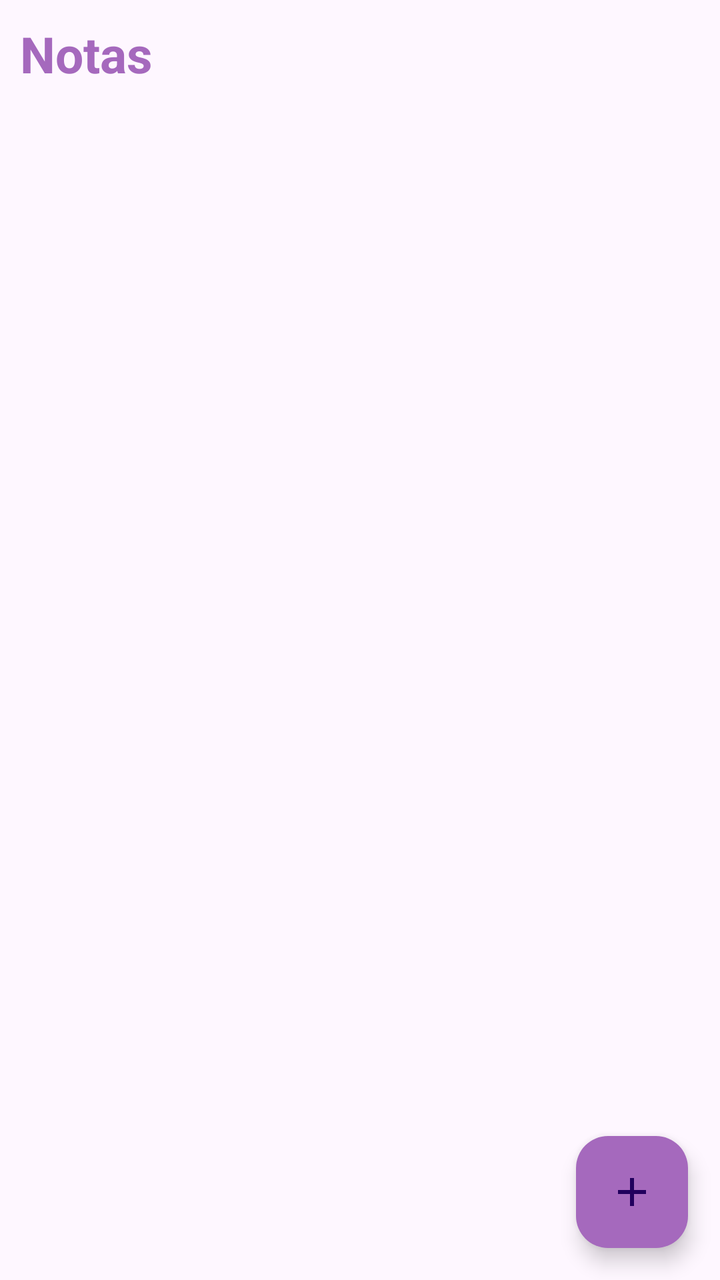
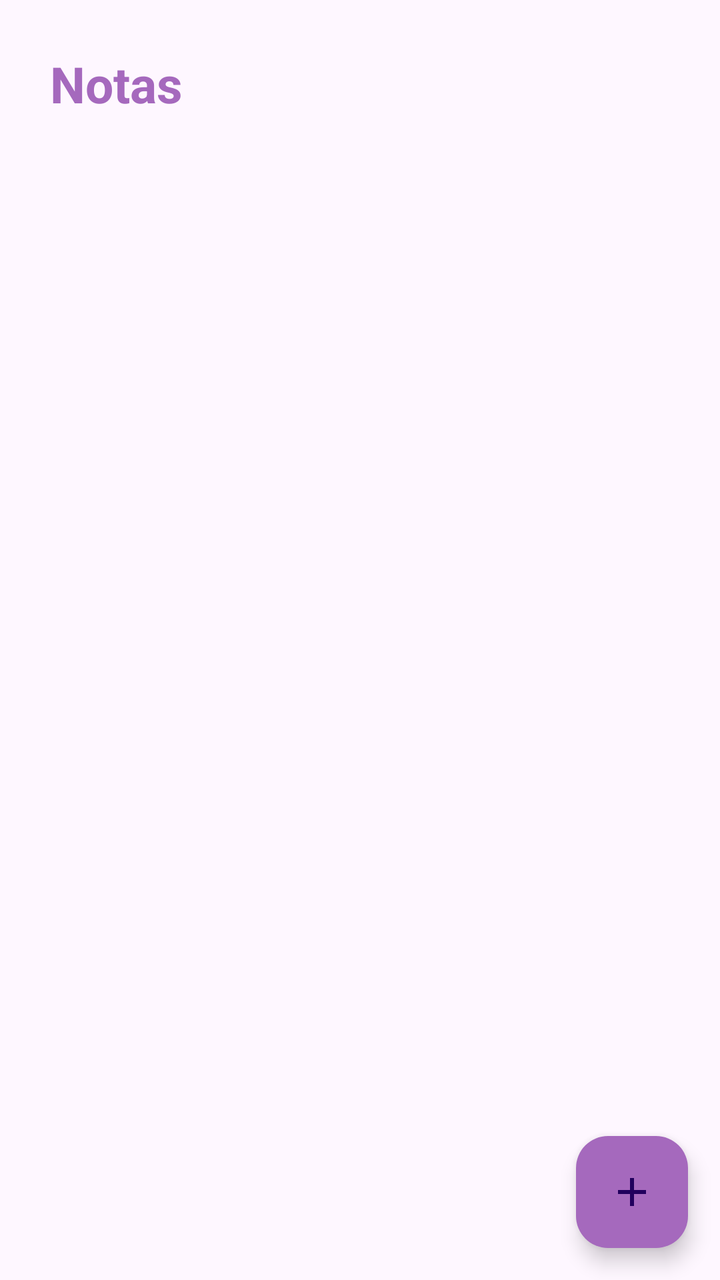

Two renders of the same Android screen: before a commit and after it. Below are the layout's source before the change and the commit's diff.
<!-- AndroidManifest.xml: application theme Theme.Notas_Isaac -->
<!-- res/layout/activity_main.xml -->
<?xml version="1.0" encoding="utf-8"?>
<androidx.constraintlayout.widget.ConstraintLayout xmlns:android="http://schemas.android.com/apk/res/android"
    xmlns:app="http://schemas.android.com/apk/res-auto"
    xmlns:tools="http://schemas.android.com/tools"
    android:id="@+id/main"
    android:layout_width="match_parent"
    android:layout_height="match_parent"
    tools:context=".MainActivity">

    <TextView
        android:id="@+id/txtNotas"
        android:text="@string/txtNotas"
        android:layout_marginTop="15dp"
        android:layout_marginStart="15dp"
        android:textColor="@color/morado"
        android:textSize="25dp"
        android:textStyle="bold"
        android:padding="10dp"
        android:layout_alignParentTop="true"
        android:layout_width="wrap_content"
        android:layout_height="wrap_content"
        tools:ignore="MissingConstraints" />

    <androidx.recyclerview.widget.RecyclerView
        android:id="@+id/notasRv"
        android:layout_width="match_parent"
        android:layout_height="match_parent"
        tools:listitem="@layout/item_nota"
        android:layout_below="@id/txtNotas"
        android:padding="15dp"/>

    <com.google.android.material.floatingactionbutton.FloatingActionButton
        android:id="@+id/fab_add_note"
        android:layout_width="wrap_content"
        android:layout_height="wrap_content"
        android:layout_marginEnd="16dp"
        android:layout_marginBottom="16dp"
        android:layout_marginStart="15dp"
        android:layout_marginTop="15dp"
        android:src="@drawable/ic_agregar_nota"
        android:backgroundTint="@color/morado"
        android:tint="@color/white"
        app:layout_constraintBottom_toBottomOf="parent"
        app:layout_constraintEnd_toEndOf="parent" />

</androidx.constraintlayout.widget.ConstraintLayout>
<!-- res/layout/item_nota.xml (included above) -->
<?xml version="1.0" encoding="utf-8"?>
<com.google.android.material.card.MaterialCardView xmlns:android="http://schemas.android.com/apk/res/android"
    android:layout_width="match_parent"
    android:layout_height="wrap_content"
    xmlns:app="http://schemas.android.com/apk/res-auto"
    app:cardCornerRadius="8dp"
    app:cardElevation="4dp"
    app:cardUseCompatPadding="true">

    <androidx.appcompat.widget.LinearLayoutCompat
        android:layout_width="match_parent"
        android:layout_height="wrap_content"
        android:orientation="vertical"
        android:padding="15dp">


        <RelativeLayout
            android:layout_width="match_parent"
            android:layout_height="wrap_content"
            android:orientation="horizontal"
            android:layout_marginTop="10dp">

            <TextView
                android:id="@+id/item_titulo"
                android:textColor="@color/morado"
                android:textStyle="bold"
                android:text="@string/item_titulo"
                android:layout_width="wrap_content"
                android:layout_height="wrap_content"/>
        </RelativeLayout>

        <TextView
            android:id="@+id/item_descripcion"
            android:text="@string/item_descripcion"
            android:maxLines="3"
            android:layout_marginTop="5dp"
            android:layout_width="wrap_content"
            android:layout_height="wrap_content"/>

    </androidx.appcompat.widget.LinearLayoutCompat>

</com.google.android.material.card.MaterialCardView>
<!-- resources referenced by this layout -->
<resources>
  <color name="morado">#A569BD</color>
  <color name="white">#FFFFFFFF</color>
  <!-- drawable ic_agregar_nota (drawable) -->
  <vector xmlns:android="http://schemas.android.com/apk/res/android" android:height="24dp" android:tint="#000000" android:viewportHeight="24" android:viewportWidth="24" android:width="24dp">
        
      <path android:fillColor="@android:color/white" android:pathData="M19,13h-6v6h-2v-6H5v-2h6V5h2v6h6v2z"/>
      
  </vector>
  <string name="item_descripcion">Descripción</string>
  <string name="item_titulo">Título</string>
  <string name="txtNotas">Notas</string>
  <style name="Theme.Notas_Isaac" parent="Base.Theme.Notas_Isaac" />
  <style name="Base.Theme.Notas_Isaac" parent="Theme.Material3.DayNight.NoActionBar">
          
          <item name="colorPrimary">@color/morado</item>
          
      </style>
</resources>

<!-- the commit's change to res/layout/activity_main.xml (unified diff, before → after) -->
@@ -9,25 +9,28 @@
 
     <TextView
         android:id="@+id/txtNotas"
-        android:text="@string/txtNotas"
-        android:layout_marginTop="15dp"
-        android:layout_marginStart="15dp"
-        android:textColor="@color/morado"
-        android:textSize="25dp"
-        android:textStyle="bold"
-        android:padding="10dp"
-        android:layout_alignParentTop="true"
         android:layout_width="wrap_content"
         android:layout_height="wrap_content"
-        tools:ignore="MissingConstraints" />
+        android:layout_marginStart="15dp"
+        android:layout_marginTop="15dp"
+        android:padding="10dp"
+        android:text="@string/txtNotas"
+        android:textColor="@color/morado"
+        android:textSize="25sp"
+        android:textStyle="bold"
+        app:layout_constraintStart_toStartOf="parent"
+        app:layout_constraintTop_toTopOf="parent" />
 
     <androidx.recyclerview.widget.RecyclerView
         android:id="@+id/notasRv"
-        android:layout_width="match_parent"
-        android:layout_height="match_parent"
-        tools:listitem="@layout/item_nota"
-        android:layout_below="@id/txtNotas"
-        android:padding="15dp"/>
+        android:layout_width="0dp"
+        android:layout_height="0dp"
+        android:padding="15dp"
+        app:layout_constraintBottom_toBottomOf="parent"
+        app:layout_constraintEnd_toEndOf="parent"
+        app:layout_constraintStart_toStartOf="parent"
+        app:layout_constraintTop_toBottomOf="@id/txtNotas"
+        tools:listitem="@layout/item_nota" />
 
     <com.google.android.material.floatingactionbutton.FloatingActionButton
         android:id="@+id/fab_add_note"
@@ -64,7 +67,6 @@
         <RelativeLayout
             android:layout_width="match_parent"
             android:layout_height="wrap_content"
-            android:orientation="horizontal"
             android:layout_marginTop="10dp">
 
             <TextView
